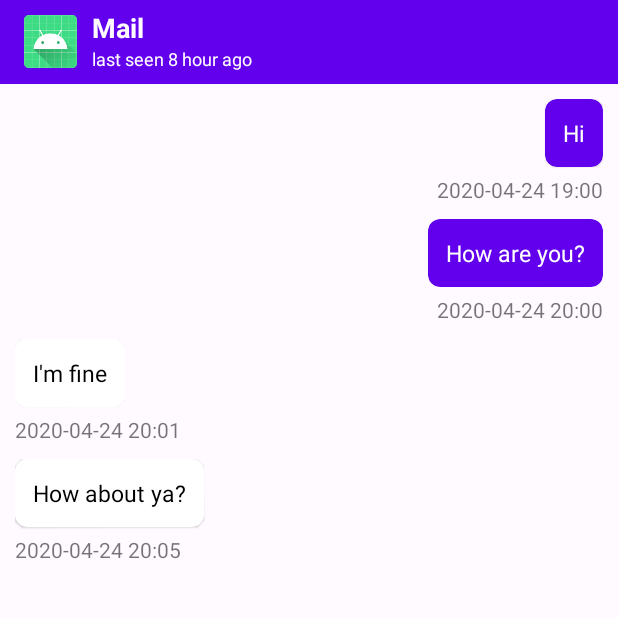
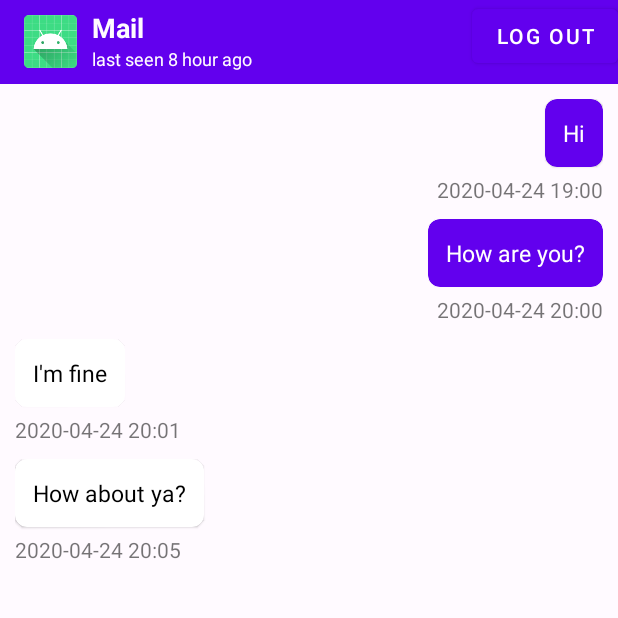
Before and after one commit to Gardahadi/simple-kotlin-chat, an Android app: the fragment ChatroomFragment placed in its activity, on a phone screen of 412 x 824 dp, the top half of it. Run offline under Robolectric (Android 15) with nearby library versions, the phone set to English and light mode, and no system bars; our stand-ins replace Firebase (no records; nobody signed in at launch, a user with empty details on screens opened directly); 1 statement that could not run was skipped.

Commit message:
Added logout button (non functioning)

```diff
--- a/app/src/main/java/com/example/simplechat/ui/main/ChatroomFragment.kt
+++ b/app/src/main/java/com/example/simplechat/ui/main/ChatroomFragment.kt
@@ -15,6 +15,7 @@ import androidx.appcompat.app.AppCompatActivity
 import androidx.appcompat.widget.AppCompatEditText
 import androidx.appcompat.widget.AppCompatImageView
 import androidx.appcompat.widget.AppCompatTextView
+import androidx.appcompat.widget.Toolbar
 import androidx.recyclerview.widget.LinearLayoutManager
 import androidx.recyclerview.widget.RecyclerView
 import com.example.simplechat.R
@@ -83,11 +84,14 @@ class ChatroomFragment : Fragment() {
         // Get Views
         txtMessageBox = txt_message_box
         btnSend = img_send
+        btnLogout = logout_button
         recyclerMessages = recycler_messages
         progressLoading = progress_loading
 
         // Set-up Toolbar
-        (activity as AppCompatActivity).setSupportActionBar(toolbar)
+        var chatToolbar : Toolbar? = toolbar
+        chatToolbar?.inflateMenu(R.menu.toolbar_menu)
+        (activity as AppCompatActivity).setSupportActionBar(chatToolbar)
 
         // Set-up Recycler View
         messageAdapter = ChatMessagesAdapter()
--- a/app/src/main/res/layout/toolbar_content.xml
+++ b/app/src/main/res/layout/toolbar_content.xml
@@ -62,5 +62,17 @@
                 android:maxLines="1"
                 android:textSize="12sp" />
 
+
+
     </LinearLayout>
+    <FrameLayout android:layout_width="match_parent" android:layout_height="match_parent">
+        <Button
+                android:id="@+id/logout_button"
+                android:layout_width="wrap_content"
+                android:layout_height="wrap_content"
+                android:layout_gravity="right"
+                android:text="Log out"
+        />
+    </FrameLayout>
+
 </RelativeLayout>
```
